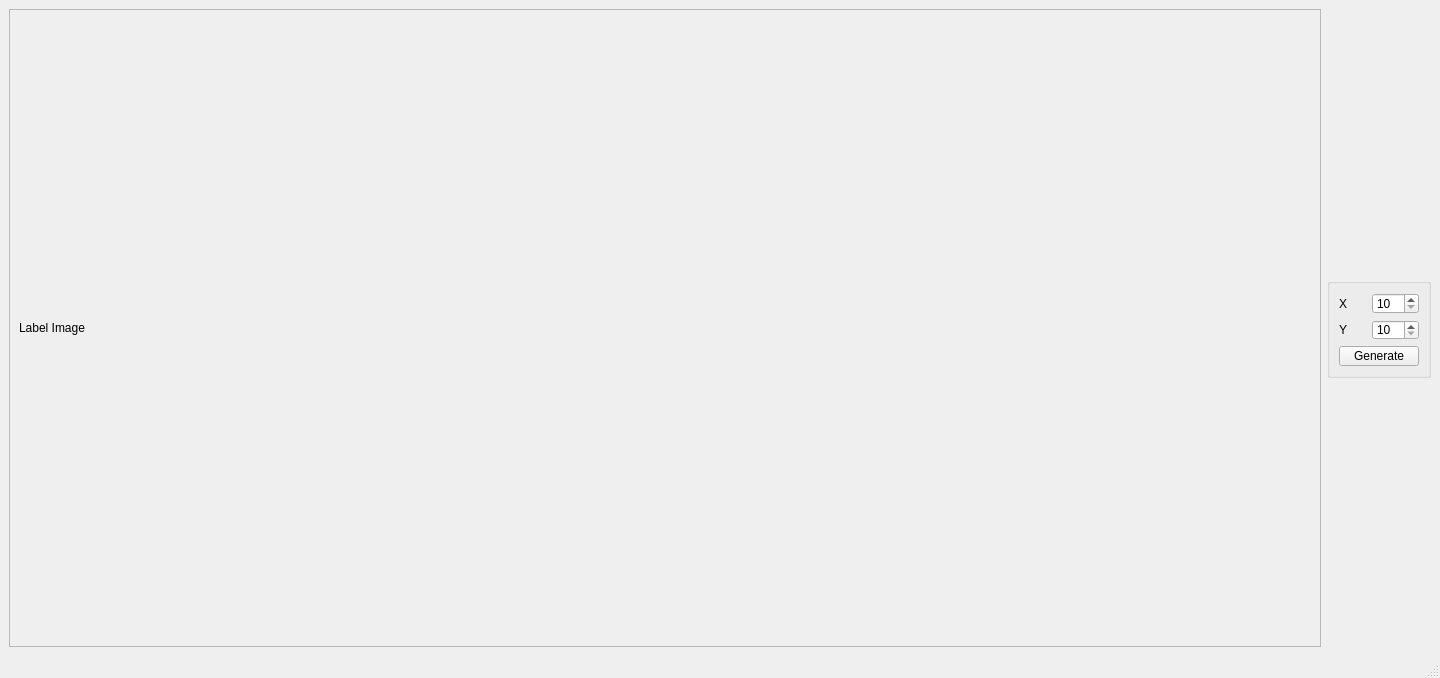
Before: the Qt Designer form jigsaw_generator_main_window.ui in Bollos00/JigsawGenerator, drawn with Qt 5.
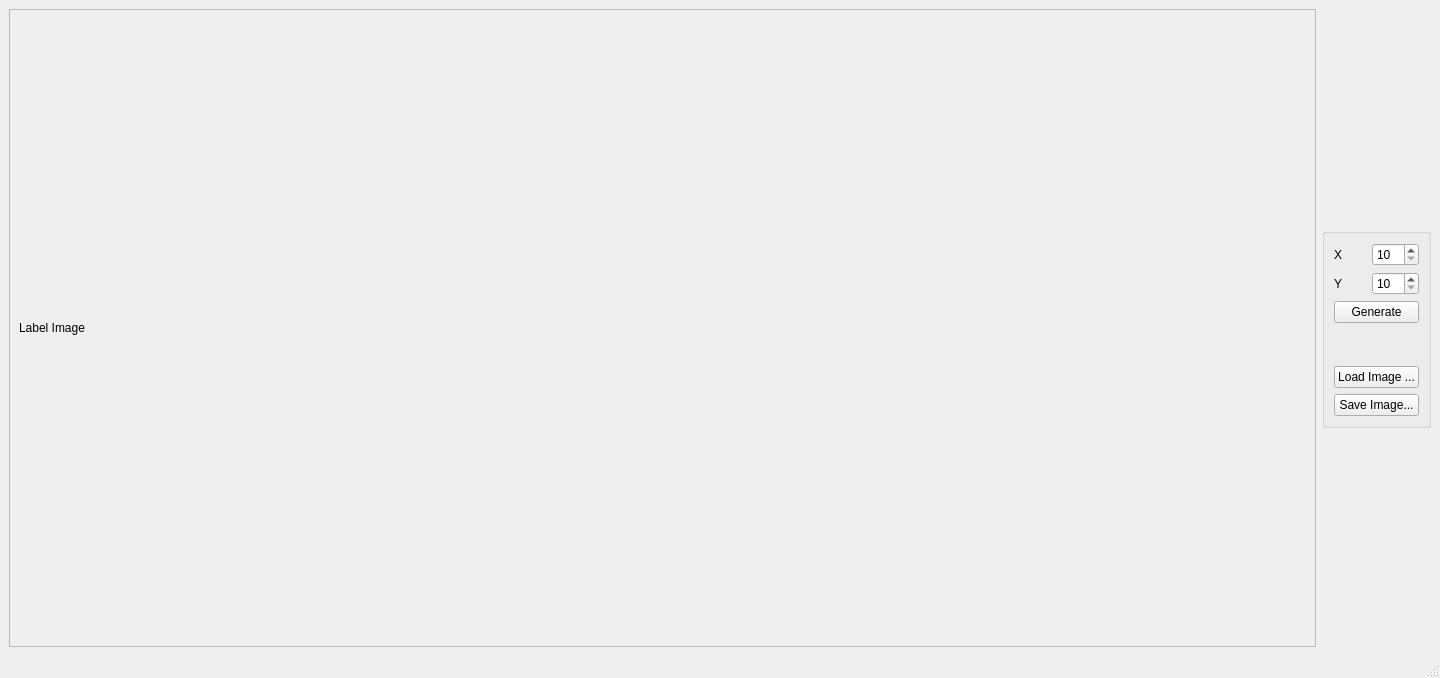
After: the same form once the commit is applied.

Commit message:
Separating main and JigsawGenerator class
Added function that avoid all the borders to be equal

Diff of the .ui file:
```diff
--- a/jigsaw_generator_main_window.ui
+++ b/jigsaw_generator_main_window.ui
@@ -25,7 +25,7 @@
         <rect>
          <x>0</x>
          <y>0</y>
-         <width>1308</width>
+         <width>1284</width>
          <height>612</height>
         </rect>
        </property>
@@ -46,7 +46,7 @@
       <property name="maximumSize">
        <size>
         <width>200</width>
-        <height>100</height>
+        <height>200</height>
        </size>
       </property>
       <layout class="QVBoxLayout" name="verticalLayout">
@@ -99,6 +99,33 @@
          </property>
         </widget>
        </item>
+       <item>
+        <spacer name="verticalSpacer">
+         <property name="orientation">
+          <enum>Qt::Vertical</enum>
+         </property>
+         <property name="sizeHint" stdset="0">
+          <size>
+           <width>20</width>
+           <height>40</height>
+          </size>
+         </property>
+        </spacer>
+       </item>
+       <item>
+        <widget class="QPushButton" name="pushButtonLoadImage">
+         <property name="text">
+          <string>Load Image ...</string>
+         </property>
+        </widget>
+       </item>
+       <item>
+        <widget class="QPushButton" name="pushButtonSaveImage">
+         <property name="text">
+          <string>Save Image...</string>
+         </property>
+        </widget>
+       </item>
       </layout>
      </widget>
     </item>
```
The commit also changes 2 other files.
